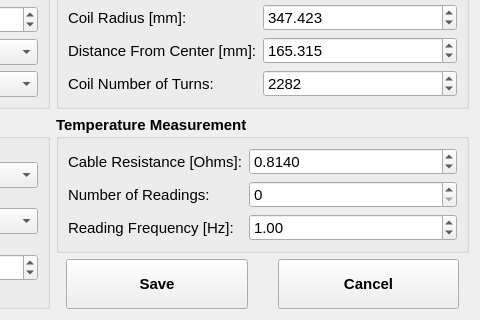
Before: the Qt Designer form helmholtz/gui/ui/advancedoptionswidget.ui in lnls-ima/helmholtz-coil-control, drawn with Qt 5; both pictures show x 375 to 855 and y 217 to 537 of the 855 by 537 pixel window.
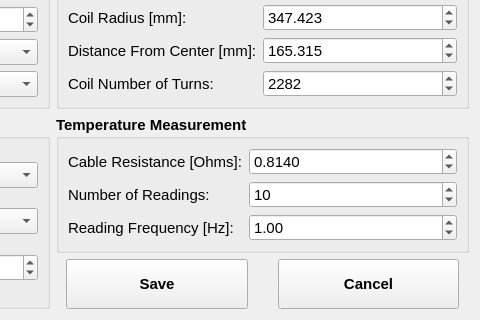
After: the same form once the commit is applied. Icons and pictures are not drawn.

Commit message: Adding temperature measurements on measurement widget

Diff of the .ui file:
```diff
--- a/helmholtz/gui/ui/advancedoptionswidget.ui
+++ b/helmholtz/gui/ui/advancedoptionswidget.ui
@@ -795,6 +795,9 @@
           <bold>false</bold>
          </font>
         </property>
+        <property name="value">
+         <number>10</number>
+        </property>
        </widget>
       </item>
       <item row="2" column="0">
```
The commit also changes 4 other files.
